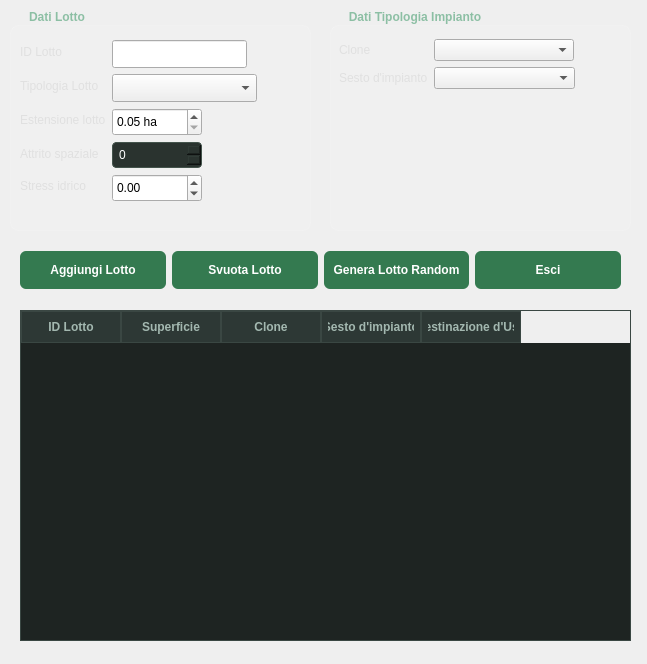
First picture: the form in GUI/form_lotti.ui, repository Seyen75/Gestione_Pioppeto, before the edit.
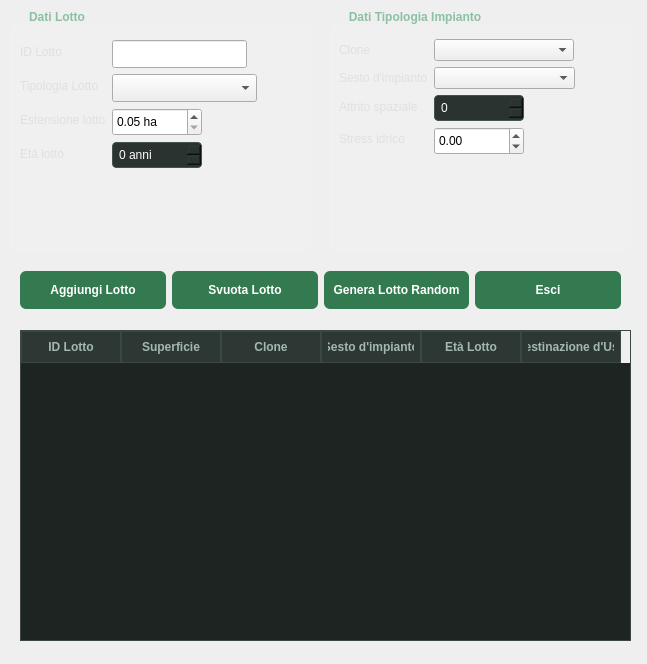
Second picture: the form after the edit.

Diff of the .ui file:
```diff
--- a/GUI/form_lotti.ui
+++ b/GUI/form_lotti.ui
@@ -123,7 +123,7 @@
      <x>10</x>
      <y>10</y>
      <width>301</width>
-     <height>221</height>
+     <height>241</height>
     </rect>
    </property>
    <property name="title">
@@ -232,39 +232,12 @@
        </property>
       </widget>
      </item>
-     <item row="3" column="0">
-      <widget class="QLabel" name="label_7">
-       <property name="text">
-        <string>Attrito spaziale</string>
-       </property>
-      </widget>
-     </item>
      <item row="3" column="1">
-      <widget class="QSpinBox" name="spin_attrito">
-       <property name="maximumSize">
-        <size>
-         <width>90</width>
-         <height>90</height>
-        </size>
-       </property>
-       <property name="maximum">
-        <number>10</number>
-       </property>
-      </widget>
-     </item>
-     <item row="4" column="0">
-      <widget class="QLabel" name="label_6">
-       <property name="text">
-        <string>Stress idrico</string>
-       </property>
-      </widget>
-     </item>
-     <item row="4" column="1">
-      <widget class="QDoubleSpinBox" name="spin_test_idrico">
+      <widget class="QSpinBox" name="spin_eta_iniziale">
        <property name="minimumSize">
         <size>
-         <width>90</width>
-         <height>28</height>
+         <width>0</width>
+         <height>0</height>
         </size>
        </property>
        <property name="maximumSize">
@@ -273,14 +246,18 @@
          <height>16777215</height>
         </size>
        </property>
-       <property name="minimum">
-        <double>-1.000000000000000</double>
+       <property name="suffix">
+        <string> anni</string>
        </property>
        <property name="maximum">
-        <double>1.000000000000000</double>
+        <number>15</number>
        </property>
-       <property name="singleStep">
-        <double>0.100000000000000</double>
+      </widget>
+     </item>
+     <item row="3" column="0">
+      <widget class="QLabel" name="label_3">
+       <property name="text">
+        <string>Età lotto</string>
        </property>
       </widget>
      </item>
@@ -291,9 +268,9 @@
    <property name="geometry">
     <rect>
      <x>20</x>
-     <y>310</y>
+     <y>330</y>
      <width>611</width>
-     <height>331</height>
+     <height>311</height>
     </rect>
    </property>
    <property name="frameShadow">
@@ -322,6 +299,11 @@
      <string>Sesto d'impianto</string>
     </property>
    </column>
+   <column>
+    <property name="text">
+     <string>Età Lotto</string>
+    </property>
+   </column>
    <column>
     <property name="text">
      <string>Destinazione d'Uso</string>
@@ -332,7 +314,7 @@
    <property name="geometry">
     <rect>
      <x>10</x>
-     <y>240</y>
+     <y>260</y>
      <width>621</width>
      <height>61</height>
     </rect>
@@ -380,7 +362,7 @@
      <x>330</x>
      <y>10</y>
      <width>301</width>
-     <height>221</height>
+     <height>241</height>
     </rect>
    </property>
    <property name="title">
@@ -392,7 +374,7 @@
       <x>9</x>
       <y>29</y>
       <width>281</width>
-      <height>81</height>
+      <height>140</height>
      </rect>
     </property>
     <layout class="QFormLayout" name="formLayout_2">
@@ -448,15 +430,67 @@
        </property>
       </widget>
      </item>
+     <item row="2" column="0">
+      <widget class="QLabel" name="label_7">
+       <property name="text">
+        <string>Attrito spaziale</string>
+       </property>
+      </widget>
+     </item>
+     <item row="2" column="1">
+      <widget class="QSpinBox" name="spin_attrito">
+       <property name="maximumSize">
+        <size>
+         <width>90</width>
+         <height>90</height>
+        </size>
+       </property>
+       <property name="maximum">
+        <number>10</number>
+       </property>
+      </widget>
+     </item>
+     <item row="3" column="0">
+      <widget class="QLabel" name="label_6">
+       <property name="text">
+        <string>Stress idrico</string>
+       </property>
+      </widget>
+     </item>
+     <item row="3" column="1">
+      <widget class="QDoubleSpinBox" name="spin_test_idrico">
+       <property name="minimumSize">
+        <size>
+         <width>90</width>
+         <height>28</height>
+        </size>
+       </property>
+       <property name="maximumSize">
+        <size>
+         <width>90</width>
+         <height>16777215</height>
+        </size>
+       </property>
+       <property name="minimum">
+        <double>-1.000000000000000</double>
+       </property>
+       <property name="maximum">
+        <double>1.000000000000000</double>
+       </property>
+       <property name="singleStep">
+        <double>0.100000000000000</double>
+       </property>
+      </widget>
+     </item>
     </layout>
    </widget>
    <widget class="QLabel" name="lbl_avviso_clone">
     <property name="geometry">
      <rect>
       <x>10</x>
-      <y>120</y>
+      <y>180</y>
       <width>271</width>
-      <height>91</height>
+      <height>51</height>
      </rect>
     </property>
     <property name="text">
```
